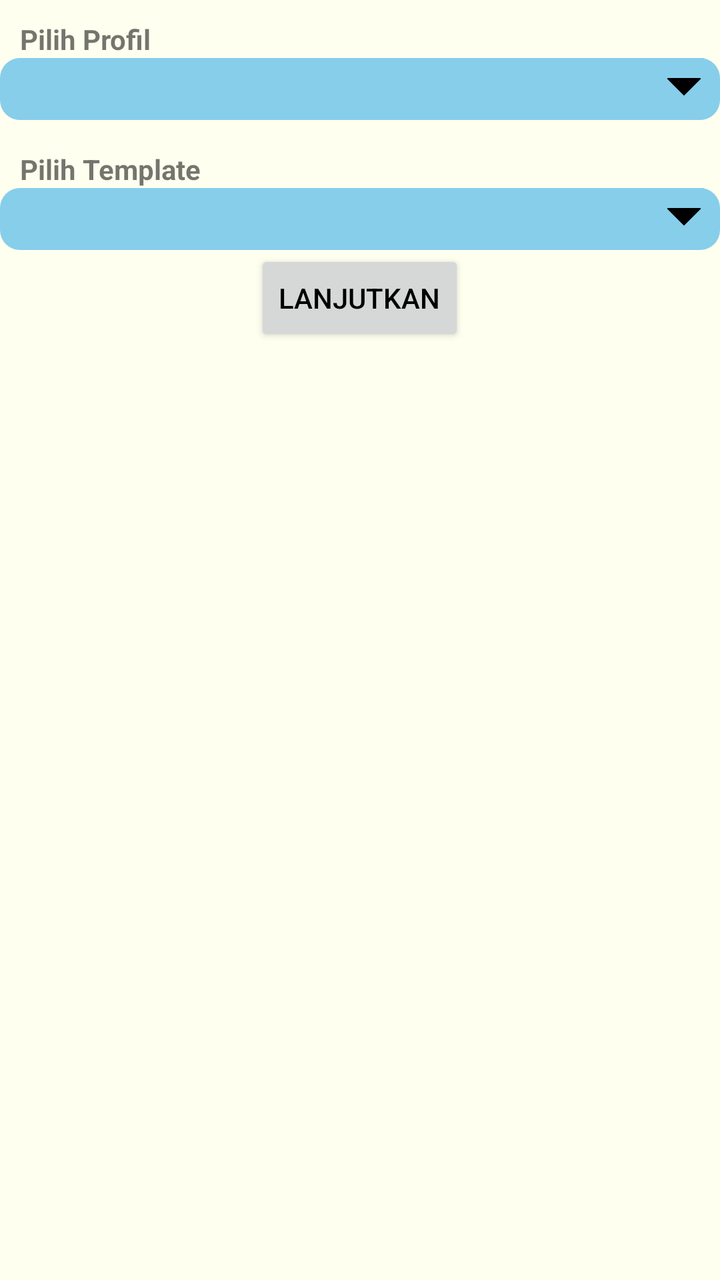
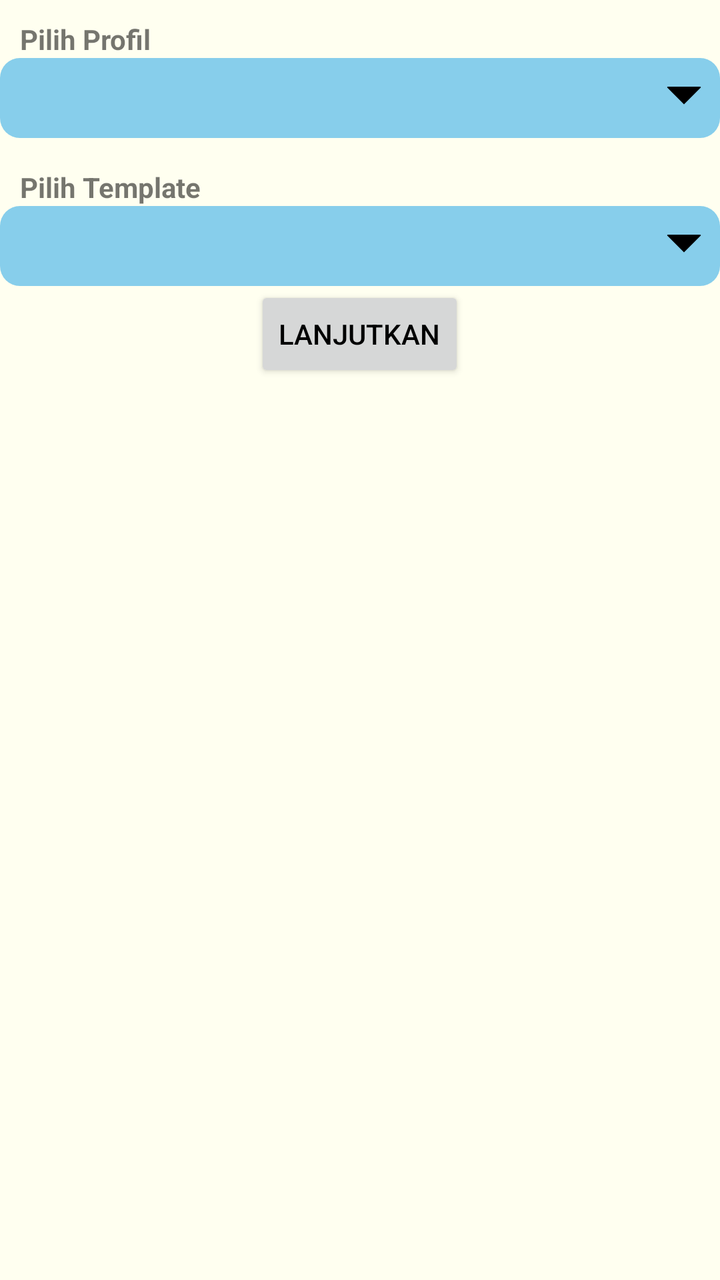

An Android layout rendered at two revisions. The XML below is the earlier revision; the diff shows what the commit changed to produce the second picture.
<!-- AndroidManifest.xml: activity theme Theme.Design.Light -->
<!-- res/layout/activity_create_cv.xml -->
<?xml version="1.0" encoding="utf-8"?>
<LinearLayout xmlns:android="http://schemas.android.com/apk/res/android"
    xmlns:app="http://schemas.android.com/apk/res-auto"
    xmlns:tools="http://schemas.android.com/tools"
    android:layout_width="match_parent"
    android:layout_height="match_parent"
    tools:context=".CreateCvActivity"
    android:orientation="vertical"
    android:background="@color/ivory"
    >
    <TextView
        android:layout_width="match_parent"
        android:layout_height="wrap_content"
        android:text="Pilih Profil"
        android:layout_marginLeft="10dp"
        android:layout_marginTop="10dp"
        android:textStyle ="bold"
        />
    <Spinner
        android:id="@+id/choose_profil"
        android:layout_width="match_parent"
        android:layout_height="wrap_content"
        android:layout_alignParentLeft="true"
        android:layout_alignParentStart="true"
        android:layout_marginTop="0dp"
        android:background="@drawable/blue_outline"
        tools:ignore="MissingConstraints" />
    <TextView
        android:layout_width="match_parent"
        android:layout_height="wrap_content"
        android:text="Pilih Template"
        android:layout_marginLeft="10dp"
        android:layout_marginTop="15dp"
        android:textStyle ="bold"
        />
    <Spinner
        android:id="@+id/choose_template"
        android:layout_width="match_parent"
        android:layout_height="wrap_content"
        android:layout_alignParentLeft="true"
        android:layout_alignParentStart="true"
        android:layout_marginTop="0dp"
        android:background="@drawable/blue_outline"
        tools:ignore="MissingConstraints" />
    <Button
        android:id="@+id/test_nama"
        android:layout_width="wrap_content"
        android:layout_height="wrap_content"
        android:text="Lanjutkan"
        android:textColor="@color/black"
        tools:ignore="MissingConstraints"
        android:layout_gravity="center_vertical|center_horizontal"
        />
    <ImageView
        android:id="@+id/imgtemplate"
        android:layout_width="match_parent"
        android:layout_height="match_parent"
        android:layout_marginBottom="20dp"
        android:layout_marginTop="10dp"
        />



</LinearLayout>
<!-- resources referenced by this layout -->
<resources>
  <color name="black">#000000</color>
  <color name="ivory">#FFFFF0</color>
  <!-- drawable blue_outline (drawable) -->
  <?xml version="1.0" encoding="utf-8"?>
  <layer-list xmlns:android="http://schemas.android.com/apk/res/android">
      <item>
          <shape android:shape="rectangle">
              <solid android:color="@color/sky_blue"/>
              <corners android:radius="10dp" />
          </shape>
      </item>
      <item android:gravity="center_vertical|right" android:right="8dp">
          <layer-list>
              <item android:width="12dp" android:height="12dp"  android:gravity="center" android:bottom="10dp">
                  <rotate
                      android:fromDegrees="45"
                      android:toDegrees="45">
                      <shape android:shape="rectangle">
                          <solid android:color="@color/black" />
                          <stroke android:color="@color/black" android:width="1dp"/>
                      </shape>
                  </rotate>
              </item>
              <item android:width="20dp" android:height="10dp" android:bottom="21dp" android:gravity="center">
                  <shape android:shape="rectangle">
                      <solid android:color="@color/sky_blue"/>
                  </shape>
              </item>
          </layer-list>
      </item>
  </layer-list>
  <color name="sky_blue">#87CEEB</color>
</resources>

<!-- the commit's change to res/layout/activity_create_cv.xml (unified diff, before → after) -->
@@ -19,7 +19,7 @@
     <Spinner
         android:id="@+id/choose_profil"
         android:layout_width="match_parent"
-        android:layout_height="wrap_content"
+        android:layout_height="40dp"
         android:layout_alignParentLeft="true"
         android:layout_alignParentStart="true"
         android:layout_marginTop="0dp"
@@ -36,7 +36,7 @@
     <Spinner
         android:id="@+id/choose_template"
         android:layout_width="match_parent"
-        android:layout_height="wrap_content"
+        android:layout_height="40dp"
         android:layout_alignParentLeft="true"
         android:layout_alignParentStart="true"
         android:layout_marginTop="0dp"
@@ -58,7 +58,4 @@
         android:layout_marginBottom="20dp"
         android:layout_marginTop="10dp"
         />
-
-
-
 </LinearLayout>
